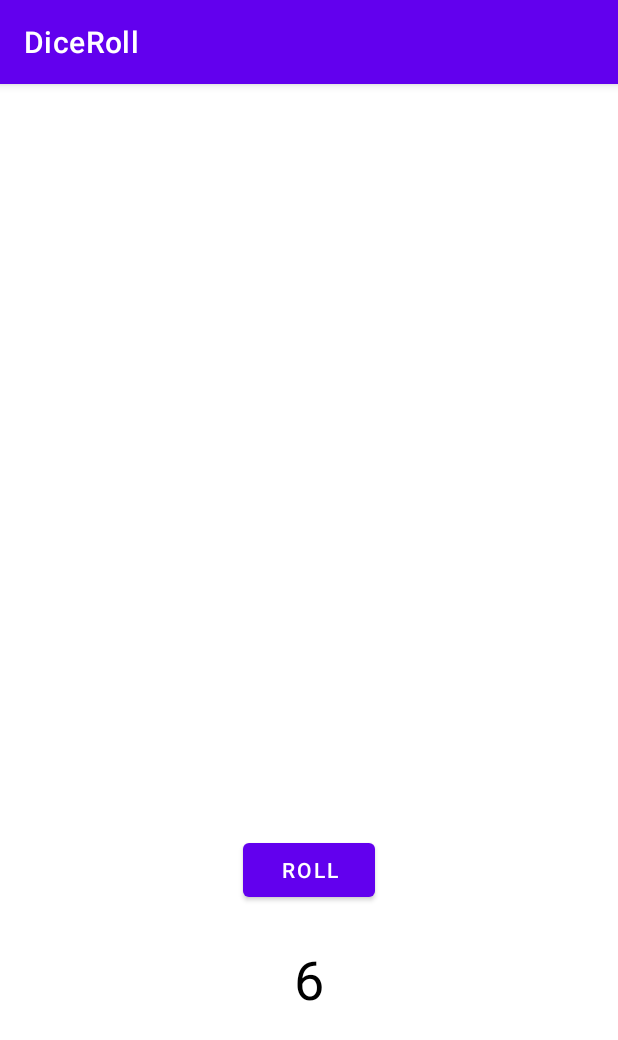
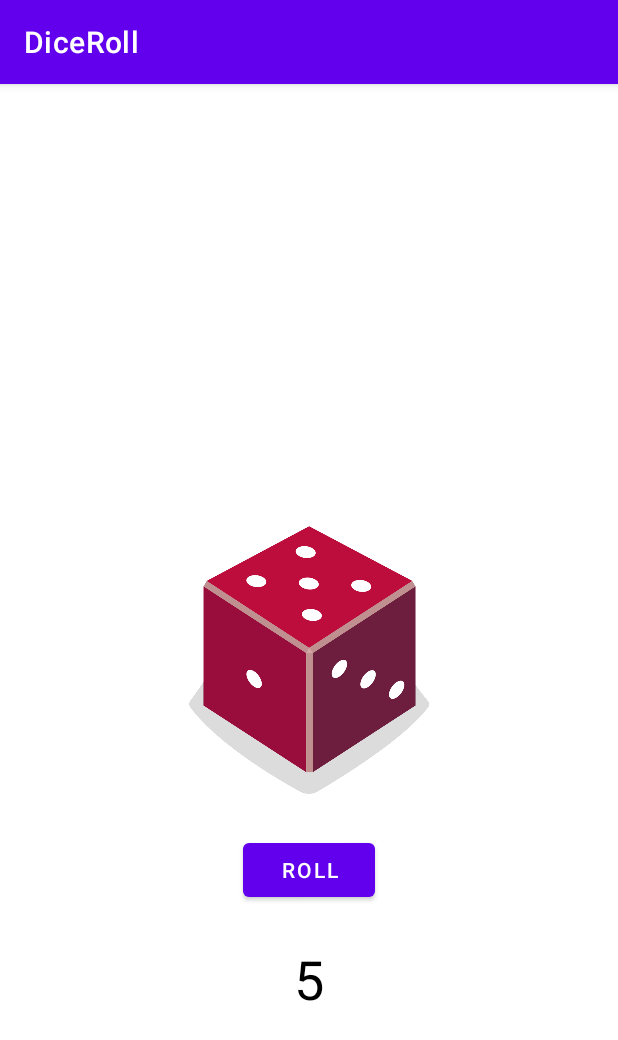
Before and after one commit to masaru1405/android-dice-roll, an Android app: the screen it shows after launch (MainActivity), after a tap on "ROLL", on a phone screen of 412 x 824 dp. Shown: the top 1040 px of the screen. Run offline under Robolectric (Android 15) with nearby library versions, the phone set to English and light mode, and no system bars.

Commit message:
'finalizado'

```diff
--- a/app/src/main/java/com/example/diceroll/MainActivity.kt
+++ b/app/src/main/java/com/example/diceroll/MainActivity.kt
@@ -3,6 +3,7 @@ package com.example.diceroll
 import androidx.appcompat.app.AppCompatActivity
 import android.os.Bundle
 import android.widget.Button
+import android.widget.ImageView
 import android.widget.TextView
 import android.widget.Toast
 
@@ -12,9 +13,33 @@ class MainActivity : AppCompatActivity() {
         setContentView(R.layout.activity_main)
         val rollButton: Button = findViewById(R.id.button)
         rollButton.setOnClickListener {
-            //Toast.makeText(this, "Dice Rolled!", Toast.LENGTH_SHORT).show()
-            val resultTextView: TextView = findViewById(R.id.textView)
-            resultTextView.text = "6"
+            rollDice()
         }
     }
+
+    private fun rollDice() {
+        val dice = Dice(6)
+        val diceRoll = dice.roll()
+        val resultTextView: TextView = findViewById(R.id.textView)
+        resultTextView.text = diceRoll.toString()
+
+        val diceImage: ImageView = findViewById(R.id.imageView)
+        when(diceRoll){
+            1 -> diceImage.setImageResource(R.drawable.dice_1)
+            2 -> diceImage.setImageResource(R.drawable.dice_2)
+            3 -> diceImage.setImageResource(R.drawable.dice_3)
+            4 -> diceImage.setImageResource(R.drawable.dice_4)
+            5 -> diceImage.setImageResource(R.drawable.dice_5)
+            6 -> diceImage.setImageResource(R.drawable.dice_6)
+        }
+        diceImage.contentDescription = diceRoll.toString()
+    }
 }
+
+/*Classe que informa o número de lados do dado e uma função que irá retornar um número aleatório
+ entre 1 e o número de lados*/
+class Dice(private val numSides: Int){
+    fun roll(): Int{
+        return (1..numSides).random()
+    }
+}
```
